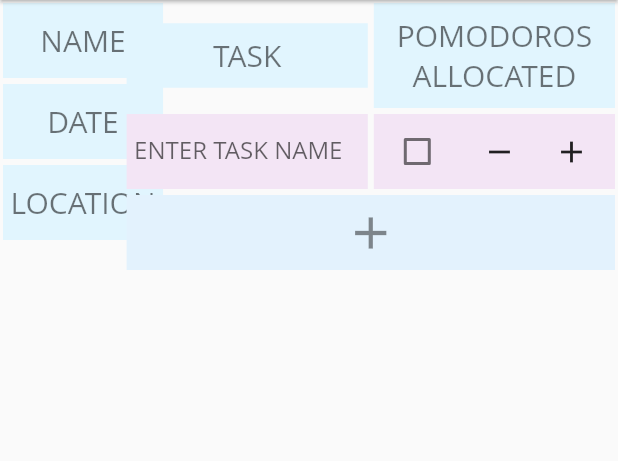
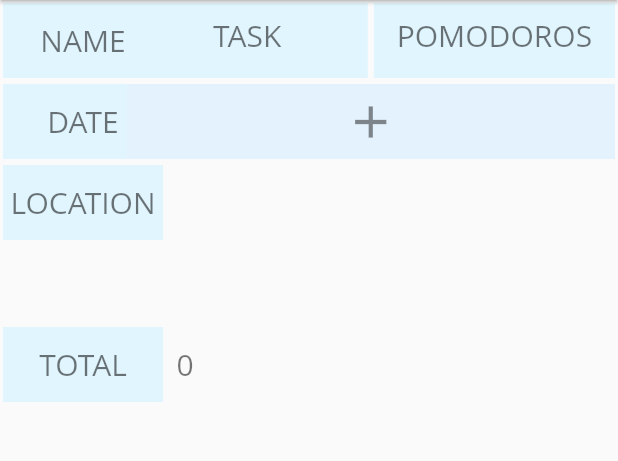
Before and after one commit to alxkzmn/pomodoro_time_manager, a Flutter app: the screen it shows after launch, on a phone screen of 412 x 824 dp, the part 84-545 px from its top. Run offline on Flutter 3.47's test engine with Material 2 defaults, Android fonts, the phone set to English and light mode, and no system bars; our stand-ins replace charts_flutter, shared_preferences; Roboto replaces fonts that are missing (Open Sans).

Commit message:
Display total pomos allocated

```diff
--- a/lib/home_page.dart
+++ b/lib/home_page.dart
@@ -3,7 +3,9 @@
 import 'package:flutter/material.dart';
 import 'package:flutter/widgets.dart';
 import 'package:intl/intl.dart';
+import 'package:provider/provider.dart';
 import 'package:shared_preferences/shared_preferences.dart';
+import 'package:timemanager/main.dart';
 
 class HomePage extends StatefulWidget {
   HomePage({Key? key, this.title}) : super(key: key);
@@ -15,15 +17,8 @@
 }
 
 class _HomePageState extends State<HomePage> {
-  List<List<bool>> _pomodoros = [
-    [false]
-  ];
-  List<String> _tasks = [""];
-
   static const String NAME = "NAME";
   static const String LOCATION = "LOCATION";
-  static const String TASKS = "TASKS";
-  static const String POMOS = "POMOS";
 
   final TextEditingController _nameTextController = TextEditingController();
   final TextEditingController _locationTextController = TextEditingController();
@@ -41,6 +36,7 @@
         Expanded(
           flex: 1,
           child: Container(
+            height: 50,
             padding: EdgeInsets.symmetric(horizontal: 5),
             margin: EdgeInsets.all(2),
             decoration: BoxDecoration(color: Colors.lightBlue.shade50),
@@ -57,6 +53,7 @@
         Expanded(
           flex: 1,
           child: Container(
+            height: 50,
             padding: EdgeInsets.symmetric(horizontal: 5),
             margin: EdgeInsets.all(2),
             decoration: BoxDecoration(color: Colors.lightBlue.shade50),
@@ -67,98 +64,6 @@
                 textAlign: TextAlign.center,
                 style: Theme.of(context).textTheme.headline6,
               ),
-            ),
-          ),
-        ),
-      ],
-    );
-  }
-
-  Row getPomodoroRow(int rowIndex, List<String> tasks) {
-    var taskName = tasks.length > rowIndex ? tasks[rowIndex] : "";
-    var _textController = TextEditingController(text: taskName);
-    return new Row(
-      children: <Widget>[
-        Expanded(
-          flex: 1,
-          child: Container(
-            height: 50,
-            padding: EdgeInsets.symmetric(horizontal: 5),
-            margin: EdgeInsets.all(2),
-            decoration: BoxDecoration(color: Colors.purple.shade50),
-            child: TextField(
-              controller: _textController,
-              decoration: InputDecoration(
-                  border: InputBorder.none, hintText: "ENTER TASK NAME"),
-              onChanged: (text) {
-                _tasks[rowIndex] = text;
-                saveTasks();
-              },
-            ),
-          ),
-        ),
-        Expanded(
-          flex: 1,
-          child: Container(
-            height: 50,
-            padding: EdgeInsets.symmetric(horizontal: 5),
-            margin: EdgeInsets.all(2),
-            decoration: BoxDecoration(color: Colors.purple.shade50),
-            child: Row(
-              mainAxisAlignment: MainAxisAlignment.spaceBetween,
-              mainAxisSize: MainAxisSize.max,
-              children: <Widget>[
-                Container(
-                  constraints: BoxConstraints.tightForFinite(
-                      width: double.infinity, height: 50),
-                  child: ListView.builder(
-                    itemBuilder: (context, index) {
-                      return Checkbox(
-                        value: _pomodoros[rowIndex][index],
-                        onChanged: (bool? value) {
-                          setState(() {
-                            _pomodoros[rowIndex][index] = value ?? false;
-                            _pomodoros[rowIndex].sort((a, b) => a == b
-                                ? 0
-                                : a
-                                    ? -1
-                                    : 1);
-                          });
-                        },
-                      );
-                    },
-                    itemCount: max(1, _pomodoros[rowIndex].length),
-                    scrollDirection: Axis.horizontal,
-                    shrinkWrap: true,
-                  ),
-                ),
-                Row(
-                  children: <Widget>[
-                    IconButton(
-                      onPressed: () {
-                        setState(() {
-                          if (_pomodoros[rowIndex].length > 1) {
-                            _pomodoros[rowIndex].removeLast();
-                          } else if (_pomodoros.length > 1) {
-                            _pomodoros.removeAt(rowIndex);
-                            _tasks.removeAt(rowIndex);
-                            saveTasks();
-                          }
-                        });
-                      },
-                      icon: Icon(Icons.remove),
-                    ),
-                    IconButton(
-                      onPressed: () {
-                        setState(() {
-                          _pomodoros[rowIndex].add(false);
-                        });
-                      },
-                      icon: Icon(Icons.add),
-                    ),
-                  ],
-                ),
-              ],
             ),
           ),
         ),
@@ -304,6 +209,63 @@
                         ),
                       ],
                     ),
+                    TableRow(
+                      children: <Widget>[
+                        Container(
+                          padding: EdgeInsets.symmetric(horizontal: 5),
+                          margin: EdgeInsets.all(2),
+                          child: Text(
+                            "",
+                            style: Theme.of(context).textTheme.headline6,
+                          ),
+                          alignment: Alignment.center,
+                          height: 50,
+                        ),
+                        Container(
+                          padding: EdgeInsets.symmetric(horizontal: 5),
+                          margin: EdgeInsets.all(2),
+                          child: Text(
+                            "",
+                            style: Theme.of(context).textTheme.headline6,
+                          ),
+                        ),
+                      ],
+                    ),
+                    TableRow(
+                      children: <Widget>[
+                        Container(
+                          padding: EdgeInsets.symmetric(horizontal: 5),
+                          margin: EdgeInsets.all(2),
+                          decoration:
+                              BoxDecoration(color: Colors.lightBlue.shade50),
+                          child: Text(
+                            "TOTAL",
+                            style: Theme.of(context).textTheme.headline6,
+                          ),
+                          alignment: Alignment.center,
+                          height: 50,
+                        ),
+                        Container(
+                          height: 50,
+                          padding: EdgeInsets.symmetric(horizontal: 5),
+                          margin: EdgeInsets.all(2),
+                          decoration:
+                              BoxDecoration(color: Colors.purple.shade50),
+                          child: Center(
+                            child: Text(
+                              Provider.of<Pomos>(context)
+                                  .pomodoros
+                                  .fold<int>(
+                                      0,
+                                      (previousValue, element) =>
+                                          previousValue + element.length)
+                                  .toString(),
+                              style: Theme.of(context).textTheme.headline6,
+                            ),
+                          ),
+                        ),
+                      ],
+                    ),
                   ],
                 ),
                 /* Expanded(
@@ -326,47 +288,8 @@
                   ),
                   builder: (BuildContext context,
                       AsyncSnapshot<SharedPreferences> snapshot) {
-                    var tasks = snapshot.data?.getStringList(TASKS) ?? _tasks;
-                    int index = 0;
-                    while (_pomodoros.length < tasks.length) {
-                      _pomodoros.add([false]);
-                      _tasks.add(tasks[index]);
-                      index++;
-                    }
-                    return ListView.builder(
-                      shrinkWrap: true,
-                      itemCount: _tasks.length + 1,
-                      itemBuilder: (context, index) {
-                        if (index == _tasks.length) {
-                          return Container(
-                            height: 50,
-                            margin: EdgeInsets.all(2),
-                            //decoration: BoxDecoration(),
-                            child: Material(
-                              color: Colors.blue.shade50,
-                              child: InkWell(
-                                onTap: () {
-                                  setState(() {
-                                    _tasks.add("");
-                                    _pomodoros.add([false]);
-                                    saveTasks();
-                                  });
-                                },
-                                child: Center(
-                                  child: Icon(
-                                    Icons.add,
-                                    size: 36,
-                                    color: Colors.black45,
-                                  ),
-                                ),
-                              ),
-                            ),
-                          );
-                        } else {
-                          return getPomodoroRow(index, _tasks);
-                        }
-                      },
-                    );
+                    var tasks = snapshot.data?.getStringList(TaskTable.TASKS);
+                    return TaskTable(tasks ?? []);
                   },
                 ),
               ],
@@ -388,10 +311,176 @@
       prefs.setString(LOCATION, text);
     });
   }
+}
+
+class TaskTable extends StatefulWidget {
+  static const String TASKS = "TASKS";
+
+  final List<String> tasks;
+
+  TaskTable(this.tasks);
+
+  @override
+  State<StatefulWidget> createState() {
+    return _TaskTableState(tasks);
+  }
+}
+
+class _TaskTableState extends State<TaskTable> {
+  final List<String> _tasks;
+
+  late final List<FocusNode> _focusNodes;
+
+  _TaskTableState(this._tasks);
+
+  @override
+  void initState() {
+    super.initState();
+    _focusNodes =
+        List<FocusNode>.generate(_tasks.length, (int index) => FocusNode());
+    Provider.of<Pomos>(context, listen: false).init(_tasks);
+  }
+
+  @override
+  void dispose() {
+    super.dispose();
+    _focusNodes.forEach((element) {
+      element.dispose();
+    });
+  }
+
+  @override
+  Widget build(BuildContext context) {
+    return ListView.builder(
+      shrinkWrap: true,
+      itemCount: _tasks.length + 1,
+      itemBuilder: (context, index) {
+        if (index == _tasks.length) {
+          return Container(
+            height: 50,
+            margin: EdgeInsets.all(2),
+            child: Material(
+              color: Colors.blue.shade50,
+              child: InkWell(
+                onTap: () {
+                  setState(() {
+                    _tasks.add("");
+                    _focusNodes.add(FocusNode());
+                    Provider.of<Pomos>(context, listen: false).appendNewLine();
+                    saveTasks();
+                  });
+                },
+                child: Center(
+                  child: Icon(
+                    Icons.add,
+                    size: 36,
+                    color: Colors.black45,
+                  ),
+                ),
+              ),
+            ),
+          );
+        } else {
+          return getPomodoroRow(index, _tasks);
+        }
+      },
+    );
+  }
+
+  Row getPomodoroRow(int rowIndex, List<String> tasks) {
+    var taskName = tasks.length > rowIndex ? tasks[rowIndex] : "";
+    var _textController = TextEditingController(text: taskName);
+    var pomos = Provider.of<Pomos>(context);
+    var pomodoros = pomos.pomodoros;
+    return new Row(
+      children: <Widget>[
+        Expanded(
+          flex: 1,
+          child: Container(
+            height: 50,
+            padding: EdgeInsets.symmetric(horizontal: 5),
+            margin: EdgeInsets.all(2),
+            decoration: BoxDecoration(color: Colors.purple.shade50),
+            child: TextField(
+              focusNode: _focusNodes[rowIndex],
+              controller: _textController,
+              decoration: InputDecoration(
+                  border: InputBorder.none, hintText: "ENTER TASK NAME"),
+              onChanged: (text) {
+                _tasks[rowIndex] = text;
+                saveTasks();
+              },
+            ),
+          ),
+        ),
+        Expanded(
+          flex: 1,
+          child: Container(
+            height: 50,
+            padding: EdgeInsets.symmetric(horizontal: 5),
+            margin: EdgeInsets.all(2),
+            decoration: BoxDecoration(color: Colors.purple.shade50),
+            child: Row(
+              mainAxisAlignment: MainAxisAlignment.spaceBetween,
+              mainAxisSize: MainAxisSize.max,
+              children: <Widget>[
+                Container(
+                  constraints: BoxConstraints.tightForFinite(
+                      width: double.infinity, height: 50),
+                  child: ListView.builder(
+                    itemBuilder: (context, index) {
+                      return Checkbox(
+                        value: pomodoros[rowIndex][index],
+                        onChanged: (bool? value) {
+                          setState(() {
+                            pomos.set(
+                                value: value, rowIndex: rowIndex, index: index);
+                          });
+                        },
+                      );
+                    },
+                    itemCount: max(1, pomodoros[rowIndex].length),
+                    scrollDirection: Axis.horizontal,
+                    shrinkWrap: true,
+                  ),
+                ),
+                Row(
+                  children: <Widget>[
+                    IconButton(
+                      onPressed: () {
+                        if (pomodoros[rowIndex].length > 1) {
+                          pomos.removeLast(rowIndex);
+                        } else if (pomodoros.length > 1) {
+                          pomos.removeAt(rowIndex);
+                          setState(() {
+                            _tasks.removeAt(rowIndex);
+                            saveTasks();
+                          });
+                        }
+                      },
+                      icon: Icon(Icons.remove),
+                    ),
+                    IconButton(
+                      onPressed: () {
+                        setState(() {
+                          pomos.appendAtEndOf(rowIndex);
+                        });
+                      },
+                      icon: Icon(Icons.add),
+                    ),
+                  ],
+                ),
+              ],
+            ),
+          ),
+        ),
+      ],
+    );
+  }
 
   Future<dynamic> saveTasks() {
     return SharedPreferences.getInstance().then((prefs) {
-      prefs.setStringList(TASKS, _tasks);
+      prefs.setStringList(TaskTable.TASKS, _tasks);
     });
   }
 }
--- a/lib/main.dart
+++ b/lib/main.dart
@@ -1,5 +1,6 @@
 import 'package:flutter/cupertino.dart';
 import 'package:flutter/material.dart';
+import 'package:provider/provider.dart';
 import 'package:timemanager/home_page.dart';
 
 void main() => runApp(MyApp());
@@ -7,7 +8,15 @@
 class MyApp extends StatelessWidget {
   @override
   Widget build(BuildContext context) {
-    return MaterialApp(
+    return MultiProvider(
+      providers: [
+        ChangeNotifierProvider<Pomos>(
+          create: (_) {
+            return Pomos();
+          },
+        ),
+      ],
+      child: MaterialApp(
         title: 'Pomodoro Time Manager',
         theme: ThemeData(
           primarySwatch: Colors.lightBlue,
@@ -23,6 +32,52 @@
               ),
         ),
         home: HomePage(title: 'Pomodoro Time Manager'),
+      ),
     );
   }
 }
+
+class Pomos with ChangeNotifier {
+  List<List<bool>> pomodoros = [
+  ];
+
+  void appendNewLine() {
+    pomodoros.add([false]);
+    notifyListeners();
+  }
+
+  void set({required bool? value, required int rowIndex, required int index}) {
+    pomodoros[rowIndex][index] = value ?? false;
+    pomodoros[rowIndex].sort((a, b) => a == b
+        ? 0
+        : a
+            ? -1
+            : 1);
+    notifyListeners();
+  }
+
+  void removeLast(int rowIndex) {
+    pomodoros[rowIndex].removeLast();
+    notifyListeners();
+  }
+
+  void removeAt(int rowIndex) {
+    pomodoros.removeAt(rowIndex);
+    notifyListeners();
+  }
+
+  void appendAtEndOf(int rowIndex) {
+    if (pomodoros.length  > rowIndex) {
+      pomodoros[rowIndex].add(false);
+    } else {
+      appendNewLine();
+    }
+    notifyListeners();
+  }
+
+  void init(List<String> tasks) {
+    while (pomodoros.length < tasks.length) {
+      pomodoros.add([false]);
+    }
+  }
+}
--- a/pubspec.yaml
+++ b/pubspec.yaml
@@ -11,6 +11,7 @@
     sdk: flutter
   charts_flutter: ^0.10.0
   shared_preferences: ^2.0.5
+  provider: ^5.0.0-nullsafety.2
   intl: ^0.17.0
   cupertino_icons: ^1.0.2
 
```
Also changed, not shown: pubspec.lock. Lines whose indentation alone changed are shown as unchanged.
